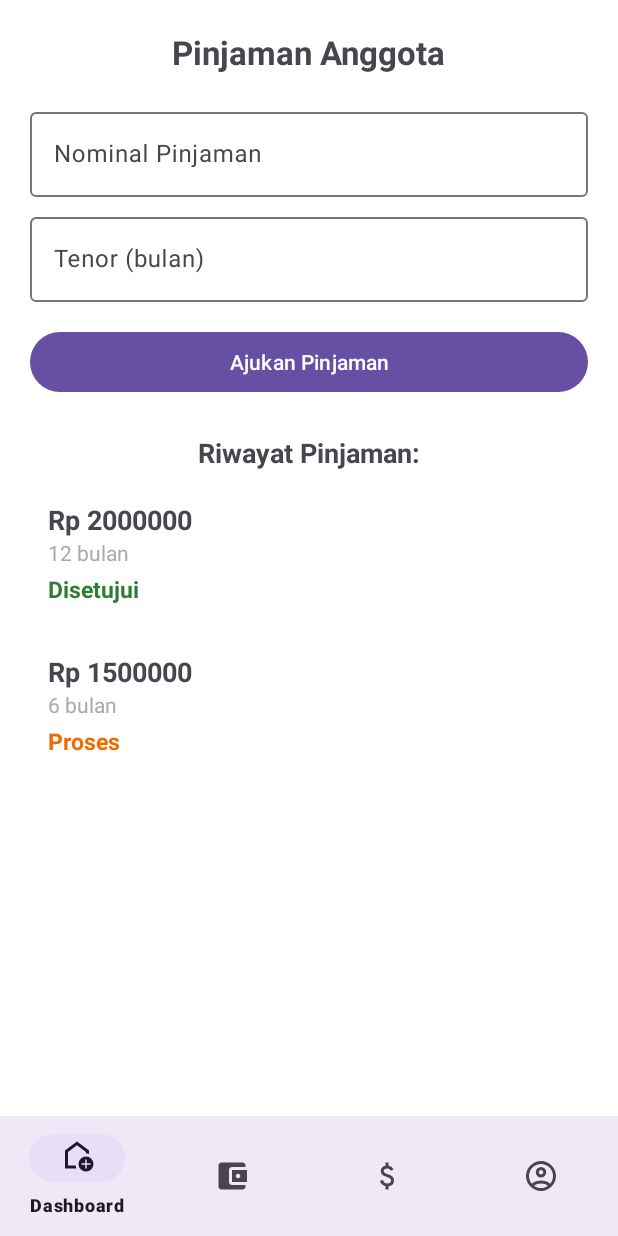
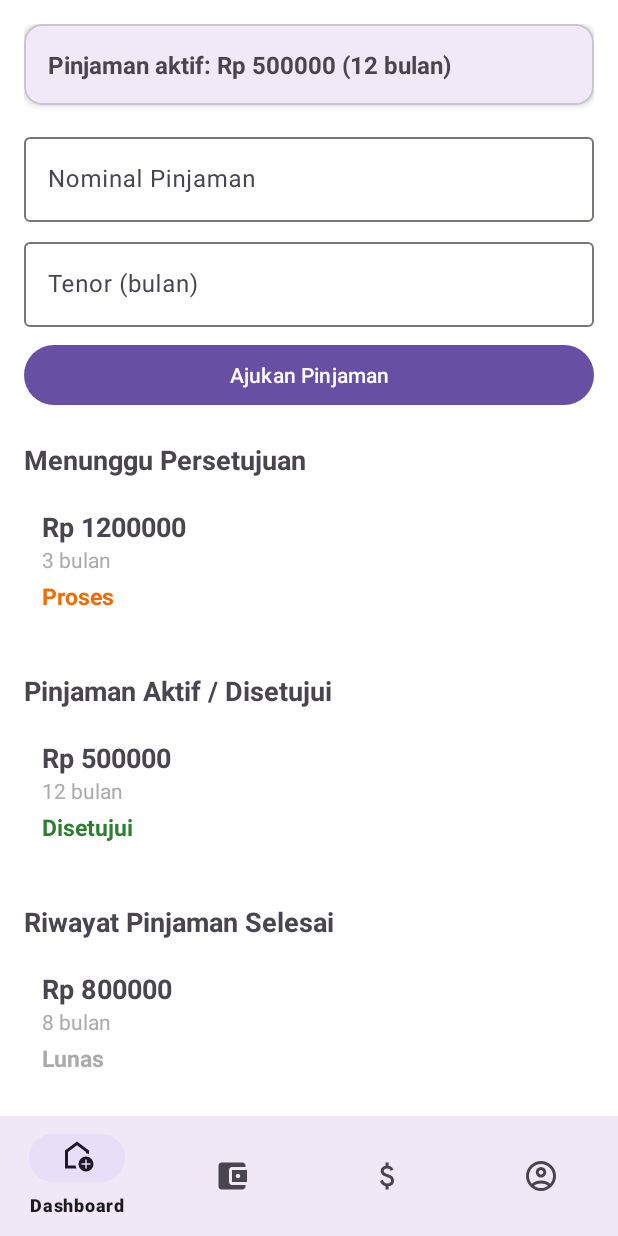
Before and after one commit to YaredMordechai/Projek_MAP, an Android app: the fragment PinjamanFragment placed in its activity, after a tap on "Ajukan Pinjaman", on a phone screen of 412 x 824 dp. Run offline under Robolectric (Android 15) with nearby library versions, the phone set to English and light mode, and no system bars; 1 statement that could not run was skipped.

Commit message:
Add Pinjaman Baru, View History Pinjaman (Lunas, Disetujui, Proses)

```diff
--- a/app/src/main/java/com/example/projek_map/data/DummyUserData.kt
+++ b/app/src/main/java/com/example/projek_map/data/DummyUserData.kt
@@ -55,7 +55,8 @@ object DummyUserData {
 
     // 🔹 Data pinjaman dummy
     val pinjamanList = mutableListOf(
-        Pinjaman(1, "EMP001", 2000000, 12, "Disetujui"),
-        Pinjaman(2, "EMP002", 1500000, 6, "Proses")
+        Pinjaman(1, "EMP001", 500000, 12, "Disetujui"),
+        Pinjaman(2, "EMP002", 800000, 8, "Lunas"),
+        Pinjaman(3, "EMP003", 1200000, 3, "Proses")
     )
 }
--- a/app/src/main/java/com/example/projek_map/ui/fragments/PinjamanFragment.kt
+++ b/app/src/main/java/com/example/projek_map/ui/fragments/PinjamanFragment.kt
@@ -4,27 +4,36 @@ import android.os.Bundle
 import android.view.LayoutInflater
 import android.view.View
 import android.view.ViewGroup
+import android.widget.TextView
 import android.widget.Toast
 import androidx.fragment.app.Fragment
 import androidx.recyclerview.widget.LinearLayoutManager
 import androidx.recyclerview.widget.RecyclerView
 import com.example.projek_map.R
+import com.example.projek_map.PinjamanAdapter
 import com.example.projek_map.data.Pinjaman
 import com.example.projek_map.data.DummyUserData
-import com.example.projek_map.PinjamanAdapter
+import com.example.projek_map.utils.PrefManager
 import com.google.android.material.button.MaterialButton
 import com.google.android.material.textfield.TextInputEditText
-import com.example.projek_map.utils.PrefManager
 
 class PinjamanFragment : Fragment() {
 
-    private lateinit var rvPinjaman: RecyclerView
-    private lateinit var btnAjukan: MaterialButton
+    private lateinit var txtPinjamanAktif: TextView
+    private lateinit var rvPendingPinjaman: RecyclerView
+    private lateinit var rvPinjamanAktif: RecyclerView
+    private lateinit var rvRiwayatSelesai: RecyclerView
     private lateinit var inputNominal: TextInputEditText
     private lateinit var inputTenor: TextInputEditText
+    private lateinit var btnAjukan: MaterialButton
 
-    private lateinit var adapter: PinjamanAdapter
-    private val dataPinjaman = mutableListOf<Pinjaman>()
+    private lateinit var pendingAdapter: PinjamanAdapter
+    private lateinit var aktifAdapter: PinjamanAdapter
+    private lateinit var selesaiAdapter: PinjamanAdapter
+
+    private val pendingList = mutableListOf<Pinjaman>()
+    private val aktifList = mutableListOf<Pinjaman>()
+    private val selesaiList = mutableListOf<Pinjaman>()
 
     override fun onCreateView(
         inflater: LayoutInflater, container: ViewGroup?,
@@ -32,79 +41,104 @@ class PinjamanFragment : Fragment() {
     ): View {
         val view = inflater.inflate(R.layout.fragment_pinjaman, container, false)
 
-        // 🔹 Inisialisasi view
-        rvPinjaman = view.findViewById(R.id.rvRiwayatPinjaman)
-        btnAjukan = view.findViewById(R.id.btnAjukanPinjaman)
+        // 🔹 Bind views
+        txtPinjamanAktif = view.findViewById(R.id.txtPinjamanAktif)
+        rvPendingPinjaman = view.findViewById(R.id.rvPendingPinjaman)
+        rvPinjamanAktif = view.findViewById(R.id.rvRiwayatPinjaman)
+        rvRiwayatSelesai = view.findViewById(R.id.rvRiwayatSelesai)
         inputNominal = view.findViewById(R.id.inputNominalPinjaman)
         inputTenor = view.findViewById(R.id.inputTenor)
+        btnAjukan = view.findViewById(R.id.btnAjukanPinjaman)
 
-        // 🔹 Setup RecyclerView
-        rvPinjaman.layoutManager = LinearLayoutManager(requireContext())
+        // 🔹 Setup RecyclerViews
+        rvPendingPinjaman.layoutManager = LinearLayoutManager(requireContext())
+        rvPinjamanAktif.layoutManager = LinearLayoutManager(requireContext())
+        rvRiwayatSelesai.layoutManager = LinearLayoutManager(requireContext())
+
+        pendingAdapter = PinjamanAdapter(pendingList) {
+            Toast.makeText(requireContext(), "Menunggu: Rp ${it.jumlah}", Toast.LENGTH_SHORT).show()
+        }
+
+        aktifAdapter = PinjamanAdapter(aktifList) {
+            Toast.makeText(requireContext(), "Aktif: Rp ${it.jumlah}", Toast.LENGTH_SHORT).show()
+        }
+
+        selesaiAdapter = PinjamanAdapter(selesaiList) {
+            Toast.makeText(requireContext(), "Selesai: Rp ${it.jumlah}", Toast.LENGTH_SHORT).show()
+        }
+
+        rvPendingPinjaman.adapter = pendingAdapter
+        rvPinjamanAktif.adapter = aktifAdapter
+        rvRiwayatSelesai.adapter = selesaiAdapter
 
         // 🔹 Load data awal
-        loadDummyPinjaman()
+        loadDummyData()
 
-        // 🔹 Setup Adapter
-        adapter = PinjamanAdapter(dataPinjaman) { pinjaman ->
-            Toast.makeText(
-                requireContext(),
-                "Pinjaman Rp ${pinjaman.jumlah} (${pinjaman.tenor} bulan) - ${pinjaman.status}",
-                Toast.LENGTH_SHORT
-            ).show()
-        }
-        rvPinjaman.adapter = adapter
+        // 🔹 Tombol ajukan pinjaman
+        btnAjukan.setOnClickListener { ajukanPinjamanBaru() }
 
-        // 🔹 Tombol Ajukan Pinjaman Baru
-        btnAjukan.setOnClickListener {
-            val nominalText = inputNominal.text?.toString()?.trim()
-            val tenorText = inputTenor.text?.toString()?.trim()
-
-            if (nominalText.isNullOrEmpty() || tenorText.isNullOrEmpty()) {
-                Toast.makeText(requireContext(), "Isi semua kolom dulu", Toast.LENGTH_SHORT).show()
-                return@setOnClickListener
+        return view
     }
 
-            val nominal = nominalText.toIntOrNull()
-            val tenor = tenorText.toIntOrNull()
+    private fun loadDummyData() {
+        pendingList.clear()
+        aktifList.clear()
+        selesaiList.clear()
+
+        val allPinjaman = DummyUserData.pinjamanList
+
+        pendingList.addAll(allPinjaman.filter { it.status.equals("Proses", true) })
+        aktifList.addAll(allPinjaman.filter { it.status.equals("Disetujui", true) })
+        selesaiList.addAll(allPinjaman.filter { it.status.equals("Lunas", true) || it.status.equals("Ditolak", true) })
+
+        pendingAdapter.notifyDataSetChanged()
+        aktifAdapter.notifyDataSetChanged()
+        selesaiAdapter.notifyDataSetChanged()
+
+        updatePinjamanAktif()
+    }
+
+    private fun ajukanPinjamanBaru() {
+        val nominal = inputNominal.text?.toString()?.trim()?.toIntOrNull()
+        val tenor = inputTenor.text?.toString()?.trim()?.toIntOrNull()
 
         if (nominal == null || tenor == null) {
-                Toast.makeText(requireContext(), "Nominal dan Tenor harus berupa angka", Toast.LENGTH_SHORT).show()
-                return@setOnClickListener
+            Toast.makeText(requireContext(), "Isi nominal dan tenor dengan benar", Toast.LENGTH_SHORT).show()
+            return
         }
 
-            // 🔹 Ambil kode pegawai dari PrefManager (user yang login)
         val pref = PrefManager(requireContext())
         val kodePegawai = pref.getKodePegawai() ?: "UNKNOWN"
 
-            // 🔹 Buat data pinjaman baru
         val newPinjaman = Pinjaman(
-                id = dataPinjaman.size + 1,
+            id = DummyUserData.pinjamanList.size + 1,
             kodePegawai = kodePegawai,
             jumlah = nominal,
             tenor = tenor,
             status = "Proses"
         )
 
-            // 🔹 Simpan ke dummy global (pastikan list di DummyUserData pakai mutableListOf)
         DummyUserData.pinjamanList.add(0, newPinjaman)
+        pendingList.add(0, newPinjaman)
+        pendingAdapter.notifyItemInserted(0)
+        rvPendingPinjaman.scrollToPosition(0)
 
-            // 🔹 Tambahkan ke list lokal dan update adapter
-            dataPinjaman.add(0, newPinjaman)
-            adapter.notifyItemInserted(0)
-            rvPinjaman.scrollToPosition(0)
-
-            // 🔹 Reset input
         inputNominal.setText("")
         inputTenor.setText("")
 
+        updatePinjamanAktif()
         Toast.makeText(requireContext(), "Pinjaman diajukan!", Toast.LENGTH_SHORT).show()
     }
 
-        return view
-    }
+    private fun updatePinjamanAktif() {
+        val aktifLoans = aktifList.filter { it.status.equals("Disetujui", true) }
 
-    private fun loadDummyPinjaman() {
-        dataPinjaman.clear()
-        dataPinjaman.addAll(DummyUserData.pinjamanList)
+        if (aktifLoans.isNotEmpty()) {
+            val total = aktifLoans.sumOf { it.jumlah }
+            val longestTenor = aktifLoans.maxOfOrNull { it.tenor } ?: 0
+            txtPinjamanAktif.text = "Pinjaman aktif: Rp $total (${longestTenor} bulan)"
+        } else {
+            txtPinjamanAktif.text = "Belum ada pinjaman aktif"
         }
     }
+}
--- a/app/src/main/res/layout/fragment_pinjaman.xml
+++ b/app/src/main/res/layout/fragment_pinjaman.xml
@@ -1,72 +1,119 @@
+<?xml version="1.0" encoding="utf-8"?>
 <ScrollView xmlns:android="http://schemas.android.com/apk/res/android"
+    xmlns:app="http://schemas.android.com/apk/res-auto"
     android:layout_width="match_parent"
     android:layout_height="match_parent"
-    android:padding="20dp">
+    android:padding="16dp">
 
     <LinearLayout
         android:orientation="vertical"
-        android:gravity="center_horizontal"
         android:layout_width="match_parent"
         android:layout_height="wrap_content">
 
-        <!-- Judul -->
-        <TextView
-            android:id="@+id/text_title"
-            android:layout_width="wrap_content"
-            android:layout_height="wrap_content"
-            android:text="Pinjaman Anggota"
-            android:textSize="22sp"
-            android:textStyle="bold"
-            android:layout_marginBottom="20dp" />
-
-        <!-- Input Pinjaman -->
-        <com.google.android.material.textfield.TextInputLayout
+        <!-- 🔹 Info Pinjaman Aktif -->
+        <com.google.android.material.card.MaterialCardView
             android:layout_width="match_parent"
             android:layout_height="wrap_content"
-            android:hint="Nominal Pinjaman">
+            android:layout_marginBottom="16dp"
+            app:cardCornerRadius="12dp"
+            app:cardElevation="3dp">
+
+            <LinearLayout
+                android:orientation="vertical"
+                android:padding="16dp"
+                android:layout_width="match_parent"
+                android:layout_height="wrap_content">
+
+                <TextView
+                    android:id="@+id/txtPinjamanAktif"
+                    android:layout_width="wrap_content"
+                    android:layout_height="wrap_content"
+                    android:text="Belum ada pinjaman aktif"
+                    android:textSize="16sp"
+                    android:textStyle="bold"/>
+            </LinearLayout>
+        </com.google.android.material.card.MaterialCardView>
+
+        <!-- 🔹 Form Pengajuan Pinjaman -->
+        <com.google.android.material.textfield.TextInputLayout
+            android:hint="Nominal Pinjaman"
+            android:layout_width="match_parent"
+            android:layout_height="wrap_content"
+            android:layout_marginBottom="8dp">
 
             <com.google.android.material.textfield.TextInputEditText
                 android:id="@+id/inputNominalPinjaman"
+                android:inputType="numberDecimal"
                 android:layout_width="match_parent"
-                android:layout_height="wrap_content"
-                android:inputType="number" />
+                android:layout_height="wrap_content" />
         </com.google.android.material.textfield.TextInputLayout>
 
         <com.google.android.material.textfield.TextInputLayout
+            android:hint="Tenor (bulan)"
             android:layout_width="match_parent"
             android:layout_height="wrap_content"
-            android:hint="Tenor (bulan)"
-            android:layout_marginTop="8dp">
+            android:layout_marginBottom="8dp">
 
             <com.google.android.material.textfield.TextInputEditText
                 android:id="@+id/inputTenor"
+                android:inputType="number"
                 android:layout_width="match_parent"
-                android:layout_height="wrap_content"
-                android:inputType="number" />
+                android:layout_height="wrap_content" />
         </com.google.android.material.textfield.TextInputLayout>
 
-        <!-- Tombol Ajukan -->
         <com.google.android.material.button.MaterialButton
             android:id="@+id/btnAjukanPinjaman"
+            android:text="Ajukan Pinjaman"
             android:layout_width="match_parent"
-            android:layout_height="wrap_content"
-            android:text="Ajukan Pinjaman"
-            android:layout_marginTop="16dp" />
+            android:layout_height="wrap_content" />
 
-        <!-- Daftar Riwayat Pinjaman -->
+        <!-- 🔹 Daftar Menunggu Persetujuan -->
         <TextView
             android:layout_width="wrap_content"
             android:layout_height="wrap_content"
-            android:text="Riwayat Pinjaman:"
+            android:text="Menunggu Persetujuan"
             android:textSize="18sp"
             android:textStyle="bold"
-            android:layout_marginTop="24dp"
-            android:layout_marginBottom="8dp" />
+            android:layout_marginTop="20dp" />
+
+        <androidx.recyclerview.widget.RecyclerView
+            android:id="@+id/rvPendingPinjaman"
+            android:layout_width="match_parent"
+            android:layout_height="wrap_content"
+            android:nestedScrollingEnabled="false"
+            android:layout_marginTop="8dp" />
+
+        <!-- 🔹 Daftar Pinjaman Aktif -->
+        <TextView
+            android:layout_width="wrap_content"
+            android:layout_height="wrap_content"
+            android:text="Pinjaman Aktif / Disetujui"
+            android:textSize="18sp"
+            android:textStyle="bold"
+            android:layout_marginTop="20dp" />
 
         <androidx.recyclerview.widget.RecyclerView
             android:id="@+id/rvRiwayatPinjaman"
             android:layout_width="match_parent"
-            android:layout_height="wrap_content" />
+            android:layout_height="wrap_content"
+            android:nestedScrollingEnabled="false"
+            android:layout_marginTop="8dp" />
+
+        <!-- ⚪ Daftar Riwayat Selesai -->
+        <TextView
+            android:layout_width="wrap_content"
+            android:layout_height="wrap_content"
+            android:text="Riwayat Pinjaman Selesai"
+            android:textSize="18sp"
+            android:textStyle="bold"
+            android:layout_marginTop="20dp" />
+
+        <androidx.recyclerview.widget.RecyclerView
+            android:id="@+id/rvRiwayatSelesai"
+            android:layout_width="match_parent"
+            android:layout_height="wrap_content"
+            android:nestedScrollingEnabled="false"
+            android:layout_marginTop="8dp" />
 
     </LinearLayout>
 </ScrollView>
```
Lines whose indentation alone changed are shown as unchanged.
